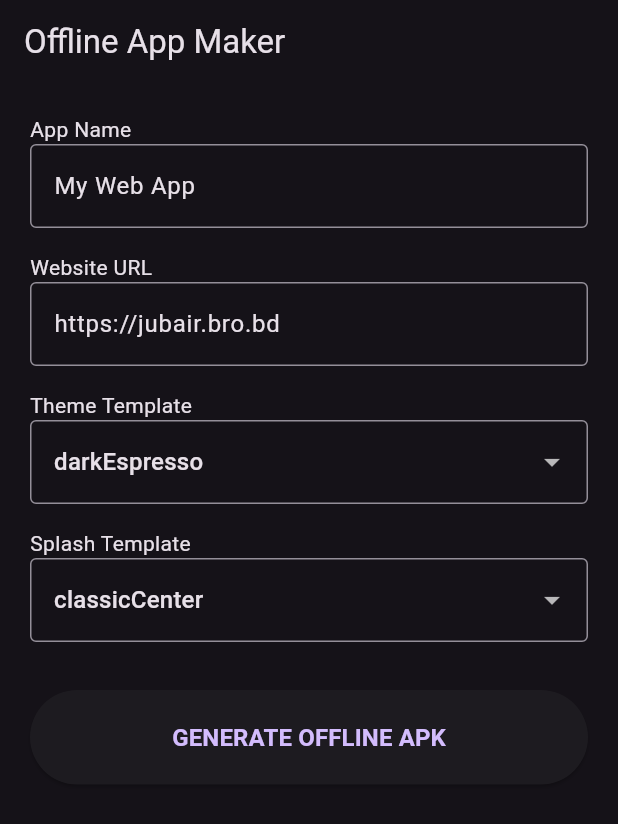
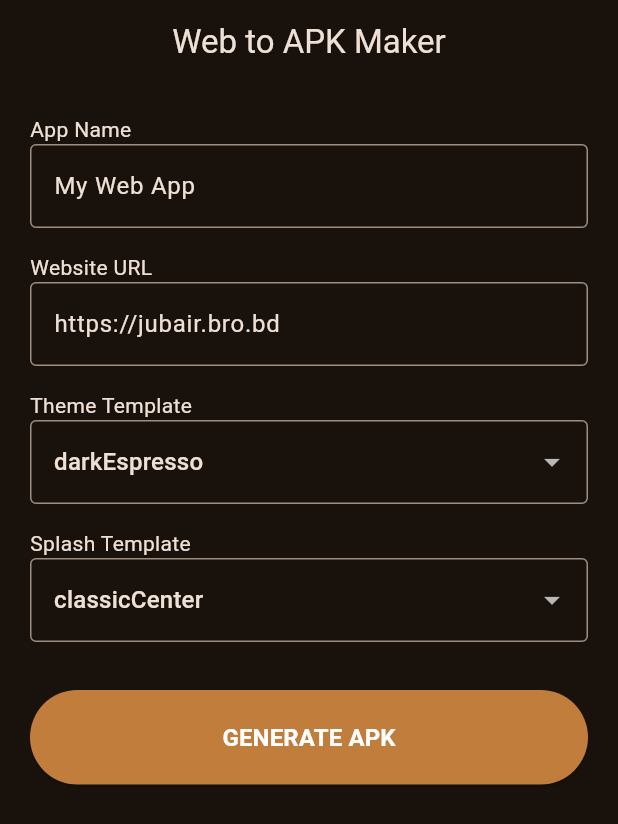
Before and after one commit to JubairZ/wtapk-builder, a Flutter app: the screen it shows after launch, on a phone screen of 412 x 824 dp. Shown: the top 824 px of the screen. Run offline on Flutter 3.47's test engine with Material 3 defaults, Android fonts, the phone set to English and light mode, and no system bars; our stand-ins replace share_plus.

Commit message:
fix: explicit JKS generation, exact pubspec assets path, and UI branding to Web to APK Maker

```diff
--- a/lib/main.dart
+++ b/lib/main.dart
@@ -15,9 +15,9 @@ class OfflineBuilderApp extends StatelessWidget {
   @override
   Widget build(BuildContext context) {
     return MaterialApp(
-      title: 'Offline App Maker',
+      title: 'Web to APK Maker',
       theme: ThemeData(
-        colorScheme: ColorScheme.fromSeed(seedColor: Colors.deepPurple, brightness: Brightness.dark),
+        colorScheme: ColorScheme.fromSeed(seedColor: const Color(0xFFC17D3C), brightness: Brightness.dark),
         useMaterial3: true,
       ),
       home: const BuilderScreen(),
@@ -58,11 +58,15 @@ class _BuilderScreenState extends State<BuilderScreen> {
   ];
 
   Future<File> _copyAssetToFile(String assetPath, String fileName) async {
-    final byteData = await rootBundle.load(assetPath);
-    final dir = await getTemporaryDirectory();
-    final file = File('${dir.path}/$fileName');
-    await file.writeAsBytes(byteData.buffer.asUint8List(), flush: true);
-    return file;
+    try {
+      final byteData = await rootBundle.load(assetPath);
+      final dir = await getTemporaryDirectory();
+      final file = File('${dir.path}/$fileName');
+      await file.writeAsBytes(byteData.buffer.asUint8List(), flush: true);
+      return file;
+    } catch (e) {
+      throw Exception("Failed to load $assetPath: $e");
+    }
   }
 
   Future<void> _buildApk() async {
@@ -75,18 +79,17 @@ class _BuilderScreenState extends State<BuilderScreen> {
     });
 
     try {
-      // 1. Copy base APK and Keystore from assets to Temp Dir
       final baseApk = await _copyAssetToFile('assets/base.apk', 'base.apk');
       final keystore = await _copyAssetToFile('assets/signer.jks', 'signer.jks');
 
-      // 2. Prepare Output Path (Save directly to Downloads)
+      if (!await keystore.exists()) throw Exception("JKS file not created!");
+
       final outDir = Directory('/storage/emulated/0/Download');
       if (!await outDir.exists()) {
         await outDir.create(recursive: true);
       }
       final outPath = '${outDir.path}/${_nameCtrl.text.replaceAll(' ', '_')}.apk';
 
-      // 3. Prepare Config JSON
       final configJson = jsonEncode({
         'appName': _nameCtrl.text,
         'websiteUrl': _urlCtrl.text,
@@ -96,7 +99,6 @@ class _BuilderScreenState extends State<BuilderScreen> {
 
       setState(() => _status = 'Patching & Cryptographically Signing APK...');
 
-      // 4. Call Native Kotlin Code
       await platform.invokeMethod('buildApk', {
         'baseApkPath': baseApk.path,
         'outputPath': outPath,
@@ -124,13 +126,12 @@ class _BuilderScreenState extends State<BuilderScreen> {
   @override
   Widget build(BuildContext context) {
     return Scaffold(
-      appBar: AppBar(title: const Text('Offline App Maker')),
+      appBar: AppBar(title: const Text('Web to APK Maker'), centerTitle: true),
       body: SingleChildScrollView(
         padding: const EdgeInsets.all(20),
         child: Column(
           crossAxisAlignment: CrossAxisAlignment.stretch,
           children: [
-            // Inputs
             const Text('App Name'),
             TextField(controller: _nameCtrl, decoration: const InputDecoration(border: OutlineInputBorder())),
             const SizedBox(height: 16),
@@ -153,20 +154,19 @@ class _BuilderScreenState extends State<BuilderScreen> {
               onChanged: (v) => setState(() => _selectedSplash = v!),
             ),
             const SizedBox(height: 32),
-
-            // Build Button
             ElevatedButton(
               onPressed: _isBuilding ? null : _buildApk,
-              style: ElevatedButton.styleFrom(padding: const EdgeInsets.all(20)),
+              style: ElevatedButton.styleFrom(
+                padding: const EdgeInsets.all(20),
+                backgroundColor: const Color(0xFFC17D3C),
+                foregroundColor: Colors.white,
+              ),
               child: _isBuilding
-                  ? const CircularProgressIndicator()
-                  : const Text('GENERATE OFFLINE APK', style: TextStyle(fontSize: 16, fontWeight: FontWeight.bold)),
+                  ? const CircularProgressIndicator(color: Colors.white)
+                  : const Text('GENERATE APK', style: TextStyle(fontSize: 16, fontWeight: FontWeight.bold)),
             ),
-
             const SizedBox(height: 20),
             Text(_status, textAlign: TextAlign.center, style: const TextStyle(fontWeight: FontWeight.bold)),
-
-            // Share Button
             if (_builtApkPath != null) ...[
               const SizedBox(height: 20),
               Container(
--- a/pubspec.yaml
+++ b/pubspec.yaml
@@ -1,5 +1,5 @@
 name: wtapk_builder
-description: "A new Flutter project."
+description: "Web to APK Maker Native App Builder"
 publish_to: 'none'
 version: 1.0.0+1
 
```
Also changed, not shown: 1 other file.
